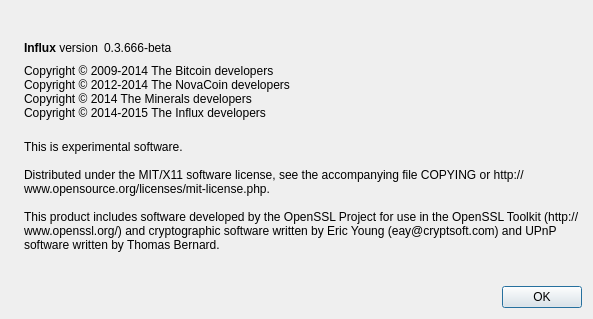
This is src/qt/forms/aboutdialog.ui in chainworksindustries/influx as Qt 5 draws it before an edit. The edited form follows.
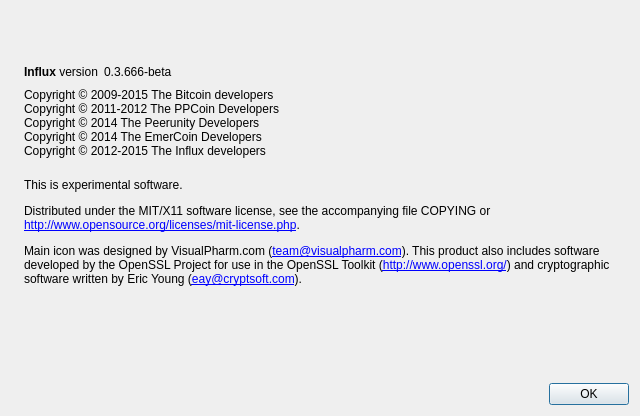
This is the edited form. Icons and pictures are not drawn.

The edit to the form file:
```diff
--- a/src/qt/forms/aboutdialog.ui
+++ b/src/qt/forms/aboutdialog.ui
@@ -1,13 +1,13 @@
 <?xml version="1.0" encoding="UTF-8"?>
 <ui version="4.0">
  <class>AboutDialog</class>
- <widget class="QDialog" name="AboutDialog">
+ <widget class="QWidget" name="AboutDialog">
   <property name="geometry">
    <rect>
     <x>0</x>
     <y>0</y>
-    <width>593</width>
-    <height>319</height>
+    <width>640</width>
+    <height>416</height>
    </rect>
   </property>
   <property name="windowTitle">
@@ -25,6 +25,9 @@
      <property name="pixmap">
       <pixmap resource="../bitcoin.qrc">:/images/about</pixmap>
      </property>
+     <property name="alignment">
+      <set>Qt::AlignLeading|Qt::AlignLeft|Qt::AlignTop</set>
+     </property>
     </widget>
    </item>
    <item>
@@ -91,10 +94,11 @@
         <cursorShape>IBeamCursor</cursorShape>
        </property>
        <property name="text">
-        <string>Copyright © 2009-2014 The Bitcoin developers
-Copyright © 2012-2014 The NovaCoin developers
-Copyright © 2014 The Minerals developers
-Copyright © 2014-2015 The Influx developers</string>
+        <string>Copyright © 2009-2015 The Bitcoin developers
+Copyright © 2011-2012 The PPCoin Developers
+Copyright © 2014 The Peerunity Developers
+Copyright © 2014 The EmerCoin Developers
+Copyright © 2012-2015 The Influx developers</string>
        </property>
        <property name="textInteractionFlags">
         <set>Qt::LinksAccessibleByMouse|Qt::TextSelectableByKeyboard|Qt::TextSelectableByMouse</set>
@@ -107,12 +111,7 @@
         <cursorShape>IBeamCursor</cursorShape>
        </property>
        <property name="text">
-        <string>
-This is experimental software.
-
-Distributed under the MIT/X11 software license, see the accompanying file COPYING or http://www.opensource.org/licenses/mit-license.php.
-
-This product includes software developed by the OpenSSL Project for use in the OpenSSL Toolkit (http://www.openssl.org/) and cryptographic software written by Eric Young (eay@cryptsoft.com) and UPnP software written by Thomas Bernard.</string>
+        <string>&lt;html&gt;&lt;head/&gt;&lt;body&gt;&lt;p&gt;&lt;br/&gt;This is experimental software.&lt;/p&gt;&lt;p&gt;Distributed under the MIT/X11 software license, see the accompanying file COPYING or &lt;br/&gt;&lt;a href=&quot;http://www.opensource.org/licenses/mit-license.php&quot;&gt;&lt;span style=&quot; text-decoration: underline; color:#0000ff;&quot;&gt;http://www.opensource.org/licenses/mit-license.php&lt;/span&gt;&lt;/a&gt;.&lt;/p&gt;&lt;p&gt;Main icon was designed by VisualPharm.com (&lt;a href=&quot;mailto:team@visualpharm.com&quot;&gt;&lt;span style=&quot; text-decoration: underline; color:#0000ff;&quot;&gt;team@visualpharm.com&lt;/span&gt;&lt;/a&gt;). This product also includes software developed by the OpenSSL Project for use in the OpenSSL Toolkit (&lt;a href=&quot;http://www.openssl.org/&quot;&gt;&lt;span style=&quot; text-decoration: underline; color:#0000ff;&quot;&gt;http://www.openssl.org/&lt;/span&gt;&lt;/a&gt;) and cryptographic software written by Eric Young (&lt;a href=&quot;mailto:eay@cryptsoft.com&quot;&gt;&lt;span style=&quot; text-decoration: underline; color:#0000ff;&quot;&gt;eay@cryptsoft.com&lt;/span&gt;&lt;/a&gt;).&lt;/p&gt;&lt;p&gt;&lt;br/&gt;&lt;/p&gt;&lt;/body&gt;&lt;/html&gt;</string>
        </property>
        <property name="wordWrap">
         <bool>true</bool>
```
Left out of the diff: 38 changed lines with no effect on the pictures.
